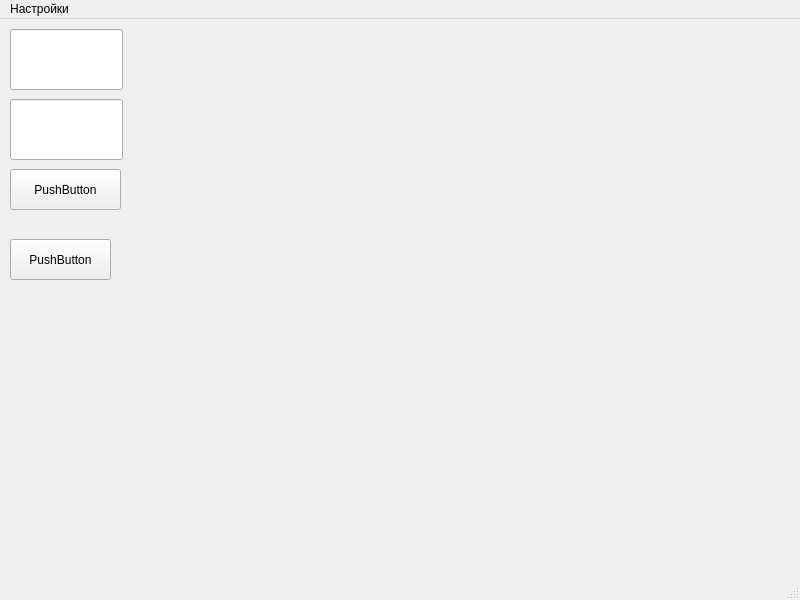
Wooferpenza/HMI, file mainwindow.ui: the form before one commit.
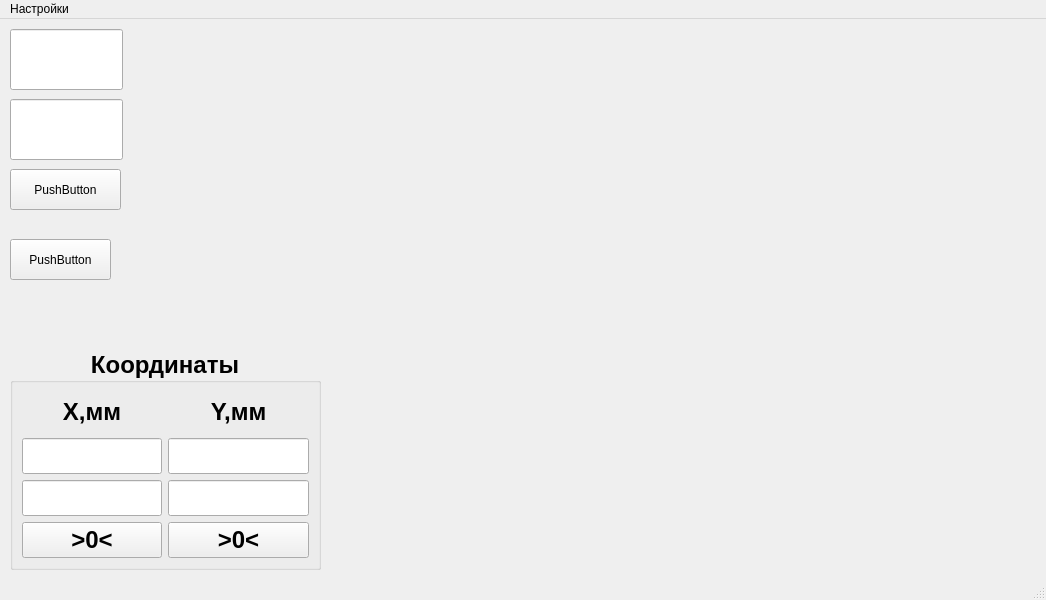
The form after the commit. Custom widgets are drawn as their Qt base class.

What changed in the file:
```diff
--- a/mainwindow.ui
+++ b/mainwindow.ui
@@ -6,7 +6,7 @@
    <rect>
     <x>0</x>
     <y>0</y>
-    <width>800</width>
+    <width>1046</width>
     <height>600</height>
    </rect>
   </property>
@@ -91,13 +91,190 @@
      <string>PushButton</string>
     </property>
    </widget>
+   <widget class="QGroupBox" name="CoordinateBox">
+    <property name="geometry">
+     <rect>
+      <x>10</x>
+      <y>330</y>
+      <width>311</width>
+      <height>221</height>
+     </rect>
+    </property>
+    <property name="font">
+     <font>
+      <pointsize>18</pointsize>
+      <bold>true</bold>
+     </font>
+    </property>
+    <property name="title">
+     <string>Координаты</string>
+    </property>
+    <property name="alignment">
+     <set>Qt::AlignmentFlag::AlignCenter</set>
+    </property>
+    <property name="flat">
+     <bool>false</bool>
+    </property>
+    <property name="checkable">
+     <bool>false</bool>
+    </property>
+    <layout class="QHBoxLayout" name="horizontalLayout">
+     <item>
+      <layout class="QGridLayout" name="gridLayout">
+       <item row="3" column="0">
+        <widget class="NumericDisplay" name="xAbsDisplay">
+         <property name="font">
+          <font>
+           <pointsize>18</pointsize>
+           <bold>false</bold>
+          </font>
+         </property>
+         <property name="mouseTracking">
+          <bool>false</bool>
+         </property>
+         <property name="focusPolicy">
+          <enum>Qt::FocusPolicy::NoFocus</enum>
+         </property>
+         <property name="contextMenuPolicy">
+          <enum>Qt::ContextMenuPolicy::NoContextMenu</enum>
+         </property>
+         <property name="alignment">
+          <set>Qt::AlignmentFlag::AlignCenter</set>
+         </property>
+         <property name="readOnly">
+          <bool>true</bool>
+         </property>
+        </widget>
+       </item>
+       <item row="3" column="2">
+        <widget class="NumericDisplay" name="yAbsDisplay">
+         <property name="font">
+          <font>
+           <pointsize>18</pointsize>
+           <bold>false</bold>
+          </font>
+         </property>
+         <property name="mouseTracking">
+          <bool>false</bool>
+         </property>
+         <property name="focusPolicy">
+          <enum>Qt::FocusPolicy::NoFocus</enum>
+         </property>
+         <property name="contextMenuPolicy">
+          <enum>Qt::ContextMenuPolicy::NoContextMenu</enum>
+         </property>
+         <property name="alignment">
+          <set>Qt::AlignmentFlag::AlignCenter</set>
+         </property>
+         <property name="readOnly">
+          <bool>true</bool>
+         </property>
+        </widget>
+       </item>
+       <item row="5" column="2">
+        <widget class="MomentaryButton" name="yRstButton">
+         <property name="focusPolicy">
+          <enum>Qt::FocusPolicy::NoFocus</enum>
+         </property>
+         <property name="text">
+          <string>&gt;0&lt;</string>
+         </property>
+        </widget>
+       </item>
+       <item row="4" column="0">
+        <widget class="NumericDisplay" name="xRelDisplay">
+         <property name="font">
+          <font>
+           <pointsize>18</pointsize>
+           <bold>false</bold>
+          </font>
+         </property>
+         <property name="mouseTracking">
+          <bool>false</bool>
+         </property>
+         <property name="focusPolicy">
+          <enum>Qt::FocusPolicy::NoFocus</enum>
+         </property>
+         <property name="contextMenuPolicy">
+          <enum>Qt::ContextMenuPolicy::NoContextMenu</enum>
+         </property>
+         <property name="alignment">
+          <set>Qt::AlignmentFlag::AlignCenter</set>
+         </property>
+         <property name="readOnly">
+          <bool>true</bool>
+         </property>
+        </widget>
+       </item>
+       <item row="5" column="0">
+        <widget class="MomentaryButton" name="xRstButton">
+         <property name="focusPolicy">
+          <enum>Qt::FocusPolicy::NoFocus</enum>
+         </property>
+         <property name="text">
+          <string>&gt;0&lt;</string>
+         </property>
+        </widget>
+       </item>
+       <item row="2" column="2">
+        <widget class="QLabel" name="label_2">
+         <property name="text">
+          <string>Y,мм</string>
+         </property>
+         <property name="alignment">
+          <set>Qt::AlignmentFlag::AlignCenter</set>
+         </property>
+        </widget>
+       </item>
+       <item row="2" column="0">
+        <widget class="QLabel" name="label">
+         <property name="layoutDirection">
+          <enum>Qt::LayoutDirection::LeftToRight</enum>
+         </property>
+         <property name="text">
+          <string>X,мм</string>
+         </property>
+         <property name="alignment">
+          <set>Qt::AlignmentFlag::AlignCenter</set>
+         </property>
+        </widget>
+       </item>
+       <item row="4" column="2">
+        <widget class="NumericDisplay" name="yRelDisplay">
+         <property name="font">
+          <font>
+           <pointsize>18</pointsize>
+           <bold>false</bold>
+          </font>
+         </property>
+         <property name="mouseTracking">
+          <bool>false</bool>
+         </property>
+         <property name="focusPolicy">
+          <enum>Qt::FocusPolicy::NoFocus</enum>
+         </property>
+         <property name="contextMenuPolicy">
+          <enum>Qt::ContextMenuPolicy::NoContextMenu</enum>
+         </property>
+         <property name="alignment">
+          <set>Qt::AlignmentFlag::AlignCenter</set>
+         </property>
+         <property name="readOnly">
+          <bool>true</bool>
+         </property>
+        </widget>
+       </item>
+      </layout>
+     </item>
+    </layout>
+   </widget>
   </widget>
   <widget class="QMenuBar" name="menubar">
    <property name="geometry">
     <rect>
      <x>0</x>
      <y>0</y>
-     <width>800</width>
+     <width>1046</width>
      <height>22</height>
     </rect>
    </property>
```
Left out of the diff: 12 changed lines with no effect on the pictures.
